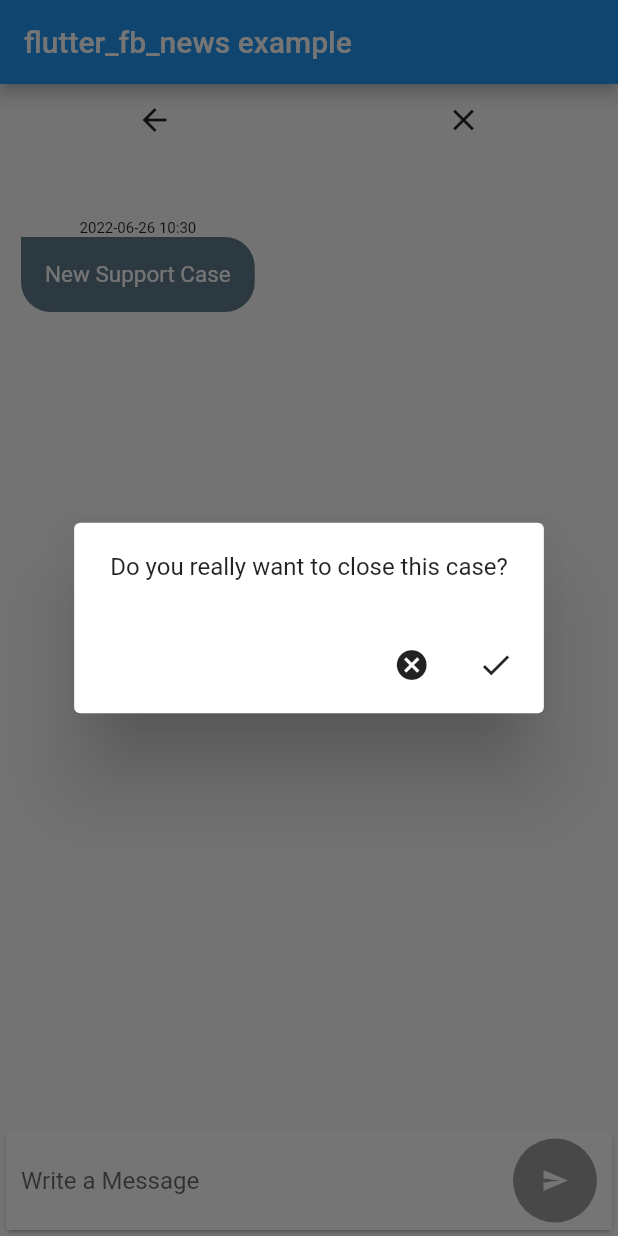
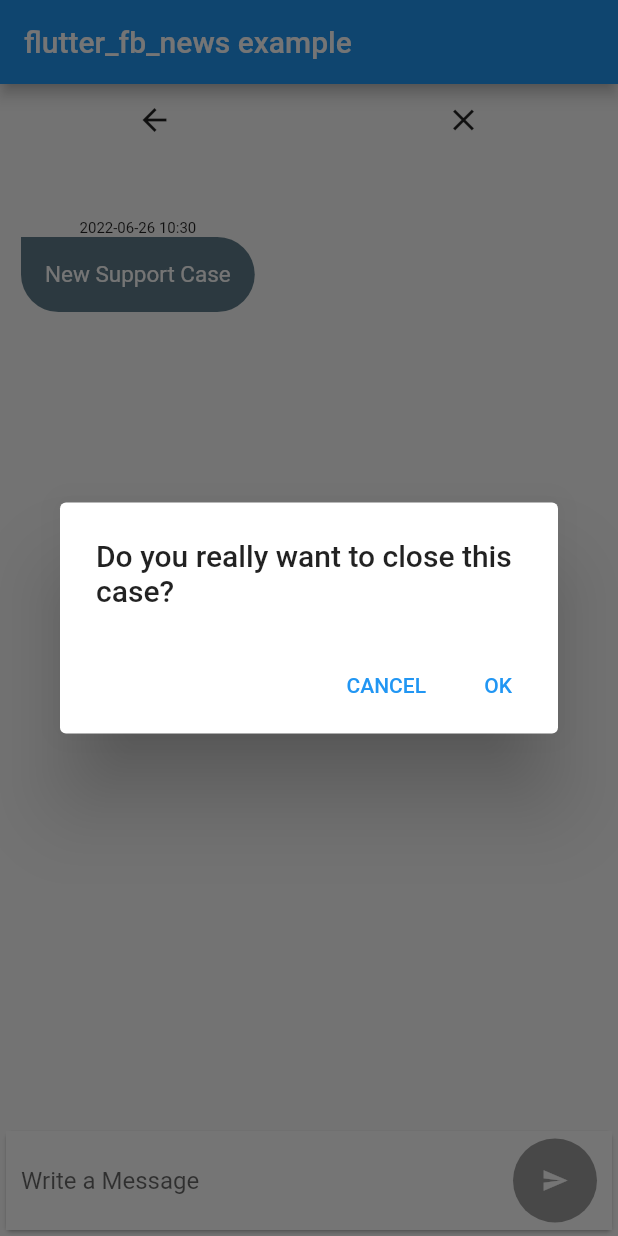
Before and after one commit to cedtegApps/flutter_support_chat, a Flutter app: the screen it shows once a user with an empty profile is signed in, after a tap on "Create Support Case", after a tap on the "close" icon, on a phone screen of 412 x 824 dp. Run offline on Flutter 3.47's test engine with Material 2 defaults, Android fonts, the light colour scheme and no system bars; our stand-ins replace adaptive_dialog, cloud_firestore, firebase_auth, firebase_core, flutter_signin_button; accounts and stored records are empty.

Commit message:
## [1.0.0-alpha.1] - 2022.06.26 * update example to newer firebase versions * added [adaptive_dialog](https://pub.dev/packages/adaptive_dialog)

```diff
--- a/example/lib/main.dart
+++ b/example/lib/main.dart
@@ -1,6 +1,7 @@
 // Flutter imports:
 import 'package:firebase_auth/firebase_auth.dart';
 import 'package:flutter/material.dart';
+import 'package:flutter_localizations/flutter_localizations.dart';
 
 // Package imports:
 import 'package:flutter_support_chat/flutter_support_chat.dart';
@@ -19,6 +20,12 @@ class MyApp extends StatelessWidget {
   @override
   Widget build(BuildContext context) {
     return MaterialApp(
+      localizationsDelegates: const [
+        GlobalMaterialLocalizations.delegate,
+        GlobalWidgetsLocalizations.delegate,
+        GlobalCupertinoLocalizations.delegate,
+      ],
+      debugShowCheckedModeBanner: false,
       title: 'flutter_support_chat example',
       home: MyHomePage(),
     );
@@ -48,7 +55,7 @@ class _MyHomePageState extends State<MyHomePage> {
                     if (snapshot.hasData) {
                       final User user = snapshot.data!;
                       return FlutterSupportChat(
-                        supporterID: [
+                        supporterIDs: [
                           'cedtegapps.de@gmail.com',
                         ],
                         currentID: user.email!,
--- a/example/pubspec.yaml
+++ b/example/pubspec.yaml
@@ -12,9 +12,11 @@ dependencies:
     sdk: flutter
   flutter_support_chat:
     path: ../
-  cloud_firestore: ^2.2.0
-  firebase_auth: ^1.2.0
+  cloud_firestore: ^3.1.18
+  firebase_auth: ^3.3.20
   flutter_signin_button: ^2.0.0
+  flutter_localizations:
+    sdk: flutter
 
 dev_dependencies:
   flutter_test:
--- a/lib/src/chat_header.dart
+++ b/lib/src/chat_header.dart
@@ -1,3 +1,4 @@
+import 'package:adaptive_dialog/adaptive_dialog.dart';
 import 'package:cloud_firestore/cloud_firestore.dart';
 import 'package:flutter/material.dart';
 
@@ -56,24 +57,12 @@ class FlutterSupportChatHeaderButton extends StatelessWidget {
               ),
             ),
             IconButton(
-              onPressed: () {
-                showDialog(
+              onPressed: () async {
+                var result = await showOkCancelAlertDialog(
                   context: context,
-                  builder: (context) => AlertDialog(
-                    content: Text(
-                      closeCaseText,
-                    ),
-                    actions: [
-                      IconButton(
-                        onPressed: () {
-                          Navigator.pop(context);
-                        },
-                        icon: Icon(
-                          Icons.cancel_sharp,
-                        ),
-                      ),
-                      IconButton(
-                        onPressed: () async {
+                  title: closeCaseText,
+                );
+                if (result == OkCancelResult.ok) {
                   final SupportChat c = SupportChat.fromFireStore(
                     await firestoreInstance
                         .collection(
@@ -88,16 +77,8 @@ class FlutterSupportChatHeaderButton extends StatelessWidget {
                       'flutter_support_chat',
                     ),
                   );
-                          Navigator.pop(context);
                   back();
-                        },
-                        icon: Icon(
-                          Icons.check,
-                        ),
-                      )
-                    ],
-                  ),
-                );
+                }
               },
               icon: Icon(
                 Icons.close,
--- a/lib/src/flutter_support_chat.dart
+++ b/lib/src/flutter_support_chat.dart
@@ -35,7 +35,7 @@ class FlutterSupportChat extends StatefulWidget {
   /// `supporterID` is a required list of Ids.
   /// Ids can be Email or FirebaseUsersIds
   /// This Ids are able to view all Cases.
-  final List<String> supporterID;
+  final List<String> supporterIDs;
 
   /// `currentID` is a required ID.
   /// Id can be Email or FirebaseUsersId
@@ -72,7 +72,7 @@ class FlutterSupportChat extends StatefulWidget {
 
   const FlutterSupportChat({
     Key? key,
-    required this.supporterID,
+    required this.supporterIDs,
     required this.currentID,
     required this.firestoreInstance,
     required this.onNewCaseText,
@@ -104,7 +104,7 @@ class _FlutterSupportChatState extends State<FlutterSupportChat> {
               currentID: widget.currentID,
               firestoreInstance: widget.firestoreInstance,
               onNewCaseText: widget.onNewCaseText,
-              supporterID: widget.supporterID,
+              supporterID: widget.supporterIDs,
               closeCaseText: widget.closeCaseText,
               writeMessageText: widget.writeMessageText,
               onNewMessageCreated: widget.onNewMessageCreated ?? () {},
@@ -119,7 +119,7 @@ class _FlutterSupportChatState extends State<FlutterSupportChat> {
               currentID: widget.currentID,
               firestoreInstance: widget.firestoreInstance,
               onNewCaseText: widget.onNewCaseText,
-              supporterID: widget.supporterID,
+              supporterID: widget.supporterIDs,
               onNewCaseCreated: widget.onNewCaseCreated ?? () {},
             ),
     );
--- a/lib/src/model/chat.dart
+++ b/lib/src/model/chat.dart
@@ -7,8 +7,8 @@ class SupportChat {
   /// `id` is should only used in FlutterSupportChat.
   String id;
 
-  /// `requesterEmail` is should only used in FlutterSupportChat.
-  String requesterEmail;
+  /// `requester` is should only used in FlutterSupportChat.
+  String requester;
 
   /// `createTimestamp` is should only used in FlutterSupportChat.
   Timestamp createTimestamp;
@@ -24,7 +24,7 @@ class SupportChat {
 
   SupportChat({
     required this.id,
-    required this.requesterEmail,
+    required this.requester,
     required this.createTimestamp,
     required this.messages,
     required this.lastEditTimestmap,
@@ -33,52 +33,54 @@ class SupportChat {
 
   static SupportChat fromFireStoreQuery(
       QueryDocumentSnapshot<Map<String, dynamic>> doc) {
+    var data = doc.data();
     return SupportChat(
       id: doc.id,
-      requesterEmail: doc.data()['email'],
-      createTimestamp: doc.data()['create_timestamp'],
-      lastEditTimestmap: doc.data()['last_edit_timestamp'],
-      messages: doc
-          .data()["messages"]
+      requester: data['email'] ?? data['requester'],
+      createTimestamp: data['create_timestamp'],
+      lastEditTimestmap: data['last_edit_timestamp'],
+      messages: data["messages"]
           .map(
-            (m) => SupportChatMessage.fromFireStore(m),
+            (message) => SupportChatMessage.fromFireStore(
+              message,
+            ),
           )
           .toList(),
-      state: SupportCaseState.values[doc.data()["state"] ?? 1],
+      state: SupportCaseState.values[data["state"] ?? 1],
     );
   }
 
   static SupportChat fromFireStore(DocumentSnapshot<Map<String, dynamic>> doc) {
+    var data = doc.data()!;
     return SupportChat(
       id: doc.id,
-      requesterEmail: doc.data()!['email'],
-      createTimestamp: doc.data()!['create_timestamp'],
-      lastEditTimestmap: doc.data()!['last_edit_timestamp'],
-      messages: doc
-          .data()!["messages"]
+      requester: data['email'] ?? data['requester'],
+      createTimestamp: data['create_timestamp'],
+      lastEditTimestmap: data['last_edit_timestamp'],
+      messages: data["messages"]
           .map(
-            (m) => SupportChatMessage.fromFireStore(m),
+            (message) => SupportChatMessage.fromFireStore(message),
           )
           .toList(),
-      state: SupportCaseState.values[doc.data()!["state"] ?? 1],
+      state: SupportCaseState.values[data["state"] ?? 1],
     );
   }
 
   Map<String, dynamic> toFireStore() {
     return {
-      'email': requesterEmail,
+      'requester': requester,
       'create_timestamp': createTimestamp,
       'last_edit_timestamp': lastEditTimestmap,
       'messages': messages
           .map(
-            (m) => m.toFireStore(),
+            (message) => message.toFireStore(),
           )
           .toList(),
       'state': state.index
     };
   }
 
-  Future<void> update(CollectionReference support) async {
+  Future<void> update(CollectionReference<Map<String, dynamic>> support) async {
     return await support.doc(id).update(toFireStore());
   }
 }
--- a/lib/src/new_case.dart
+++ b/lib/src/new_case.dart
@@ -45,14 +45,13 @@ class FlutterSupportChatCreateNewCase extends StatelessWidget {
 
   @override
   Widget build(BuildContext context) {
-    return Container(
-      padding: EdgeInsets.all(5),
-      child: ElevatedButton(
-        onPressed: () async {
+    return Card(
+      child: ListTile(
+        onTap: () async {
           final DocumentReference d = await support.add(
             SupportChat(
               id: '',
-              requesterEmail: currentID,
+              requester: currentID,
               createTimestamp: Timestamp.now(),
               messages: [
                 SupportChatMessage(
@@ -69,13 +68,14 @@ class FlutterSupportChatCreateNewCase extends StatelessWidget {
           selectCase(d.id);
           onNewCaseCreated();
         },
-        child: Row(
-          mainAxisAlignment: MainAxisAlignment.center,
-          children: [
-            Text(
-              createCaseButtonText,
-            ),
-          ],
+        title: Text(
+          createCaseButtonText,
+        ),
+        leading: Icon(
+          Icons.add_comment_outlined,
+        ),
+        trailing: Icon(
+          Icons.adaptive.arrow_forward,
         ),
       ),
     );
--- a/lib/src/send_message.dart
+++ b/lib/src/send_message.dart
@@ -86,7 +86,7 @@ class _FlutterSupportChatMessageSendState
     );
     c.messages.add(
       SupportChatMessage(
-        content: _textEditingController.text,
+        content: _textEditingController.text.trim(),
         sender: widget.currentID,
         timestamp: Timestamp.now(),
       ),
--- a/lib/src/text_message.dart
+++ b/lib/src/text_message.dart
@@ -40,13 +40,13 @@ class TextMessage extends StatelessWidget {
               decoration: BoxDecoration(
                 borderRadius: BorderRadius.only(
                   topLeft: Radius.circular(
-                    isSender(message) ? 20 : -20,
+                    isSender(message) ? 25 : 0,
                   ),
-                  bottomLeft: Radius.circular(20),
+                  bottomLeft: Radius.circular(25),
                   topRight: Radius.circular(
-                    !isSender(message) ? 20 : -20,
+                    !isSender(message) ? 25 : -0,
                   ),
-                  bottomRight: Radius.circular(20),
+                  bottomRight: Radius.circular(25),
                 ),
                 color: isSender(message) ? Colors.red : Colors.blueGrey,
               ),
--- a/pubspec.yaml
+++ b/pubspec.yaml
@@ -1,7 +1,7 @@
 name: flutter_support_chat
 description: Flutter package to implement a firestore chat between customer and
   product support
-version: 1.0.0-alpha.0
+version: 1.0.0-alpha.1
 homepage: https://github.com/cedteg/flutter_support_chat
 repository: https://github.com/cedteg/flutter_support_chat
 issue_tracker: https://github.com/cedteg/flutter_support_chat/issues
@@ -13,6 +13,7 @@ environment:
 dependencies:
   cloud_firestore: '>=2.2.0 <4.0.0'
   firebase_core: '>=1.2.0 <2.0.0'
+  adaptive_dialog: '>=1.6.0 <2.0.0'
   flutter:
     sdk: flutter
 
```
Also changed, not shown: lib/src/overview.dart (+19 -17 lines), example/pubspec.lock, pubspec.lock, 6 other files. Lines whose indentation alone changed are shown as unchanged.
